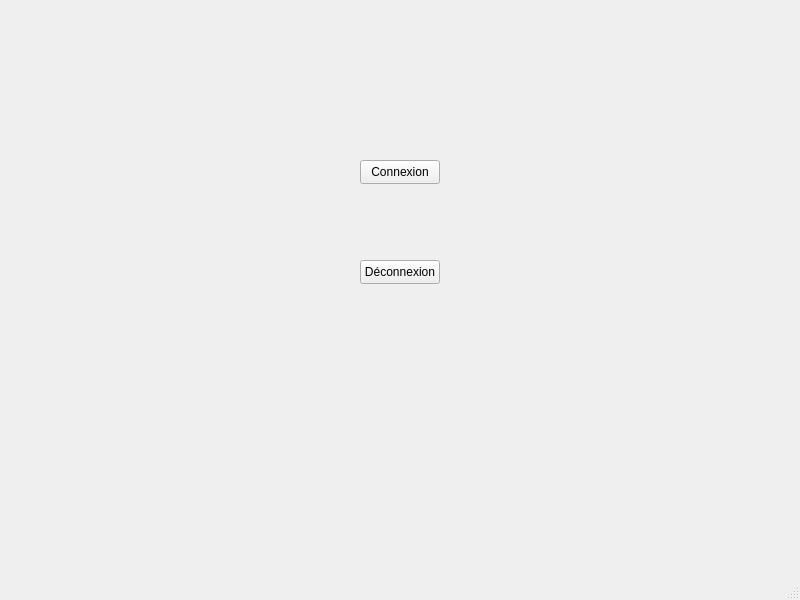
Qt form WifiBot/mainwindow.ui (Guimhoff/WifiBot) before a commit.
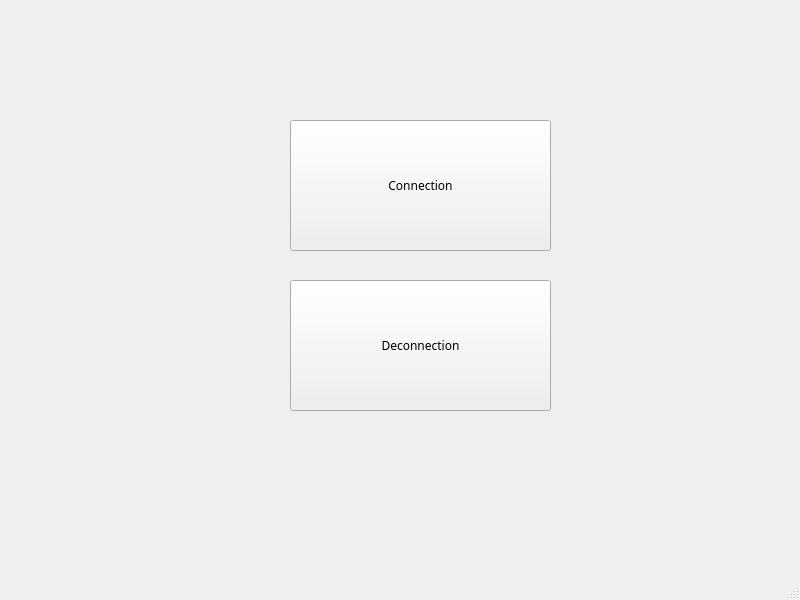
The same form after that commit.

Commit message: #4 connexion au robot et déconnexion

Patch:
```diff
--- a/WifiBot/mainwindow.ui
+++ b/WifiBot/mainwindow.ui
@@ -17,27 +17,37 @@
    <widget class="QPushButton" name="Connection">
     <property name="geometry">
      <rect>
-      <x>360</x>
-      <y>160</y>
-      <width>80</width>
-      <height>24</height>
+      <x>290</x>
+      <y>120</y>
+      <width>261</width>
+      <height>131</height>
      </rect>
     </property>
+    <property name="font">
+     <font>
+      <family>8514oem</family>
+     </font>
+    </property>
     <property name="text">
-     <string>Connexion</string>
+     <string>Connection</string>
     </property>
    </widget>
    <widget class="QPushButton" name="Disconnection">
     <property name="geometry">
      <rect>
-      <x>360</x>
-      <y>260</y>
-      <width>80</width>
-      <height>24</height>
+      <x>290</x>
+      <y>280</y>
+      <width>261</width>
+      <height>131</height>
      </rect>
     </property>
+    <property name="font">
+     <font>
+      <family>8514oem</family>
+     </font>
+    </property>
     <property name="text">
-     <string>Déconnexion</string>
+     <string>Deconnection</string>
     </property>
    </widget>
   </widget>
```
The commit also changes 26 other files.
